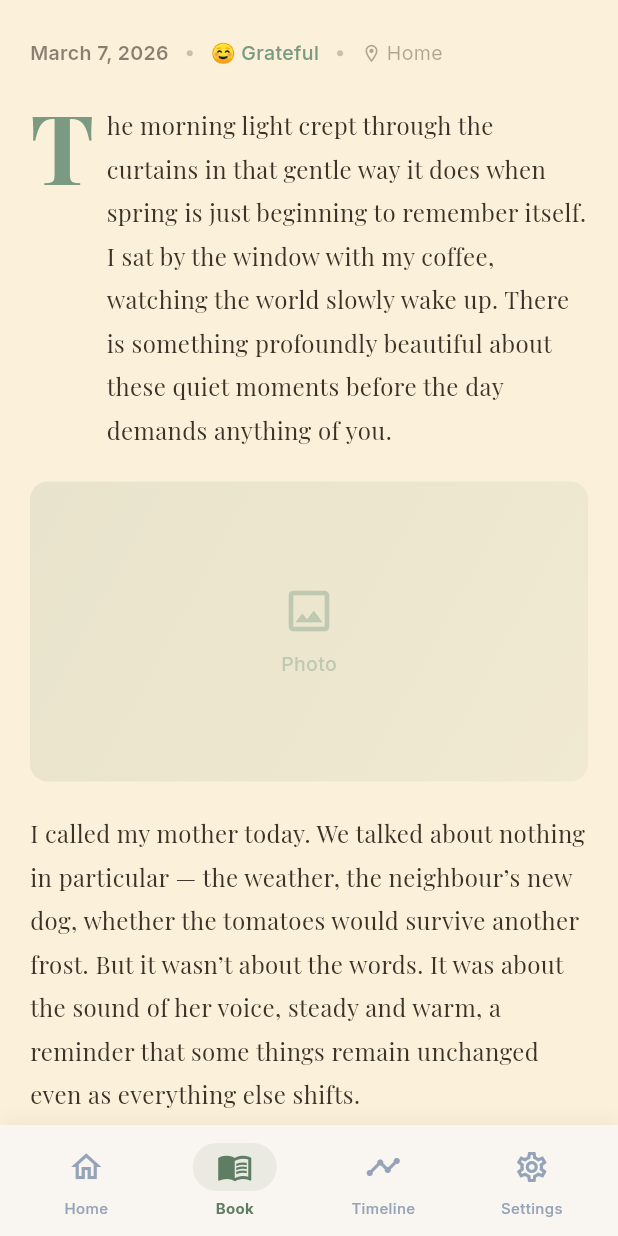
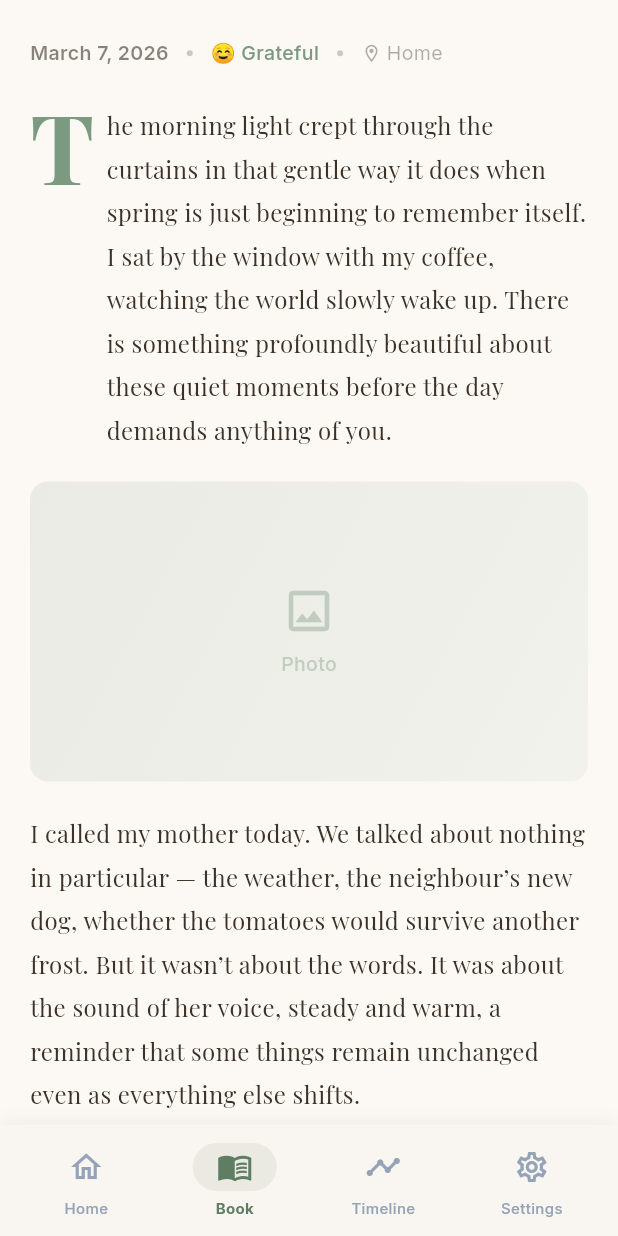
Before and after one commit to mmlalit/deardays, a Flutter app: the BookViewScreen screen opened by its route, scrolled down 576 dp, on a phone screen of 412 x 824 dp. Run offline on Flutter 3.47's test engine with Material 3 defaults, Android fonts, the phone set to English and light mode, and no system bars; our stand-ins replace dio, flutter_riverpod, flutter_secure_storage, geocoding, geolocator, go_router and 3 more; missing offline and left inert: encrypt; accounts and stored records are empty.

Commit message:
fix: book screen uses same background as rest of the app
Co-Authored-By: Claude Opus 4.6 <noreply@anthropic.com>

```diff
--- a/lib/features/book/presentation/screens/book_view_screen.dart
+++ b/lib/features/book/presentation/screens/book_view_screen.dart
@@ -13,7 +13,7 @@ class _BookViewScreenState extends State<BookViewScreen> {
   @override
   Widget build(BuildContext context) {
     return Scaffold(
-      backgroundColor: AppColors.readingBg,
+      backgroundColor: Theme.of(context).scaffoldBackgroundColor,
       body: SafeArea(
         child: SingleChildScrollView(
           child: Column(
```
